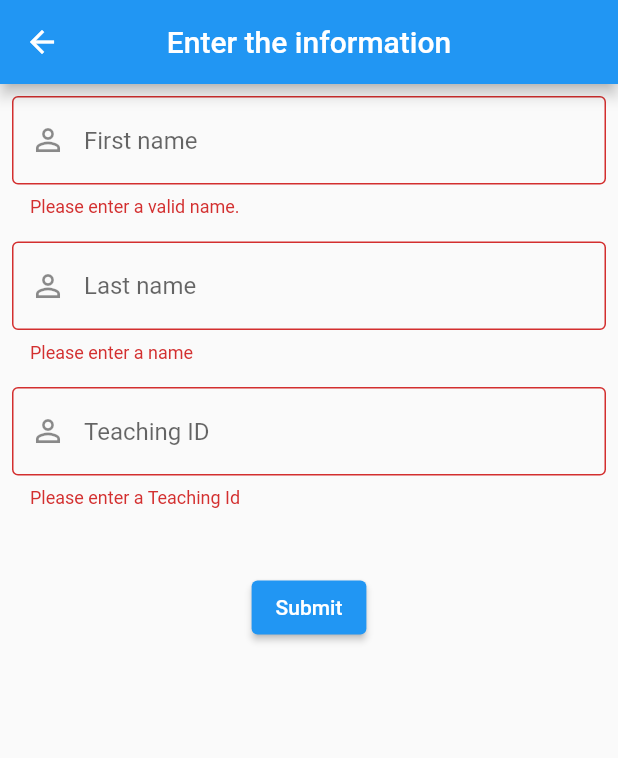
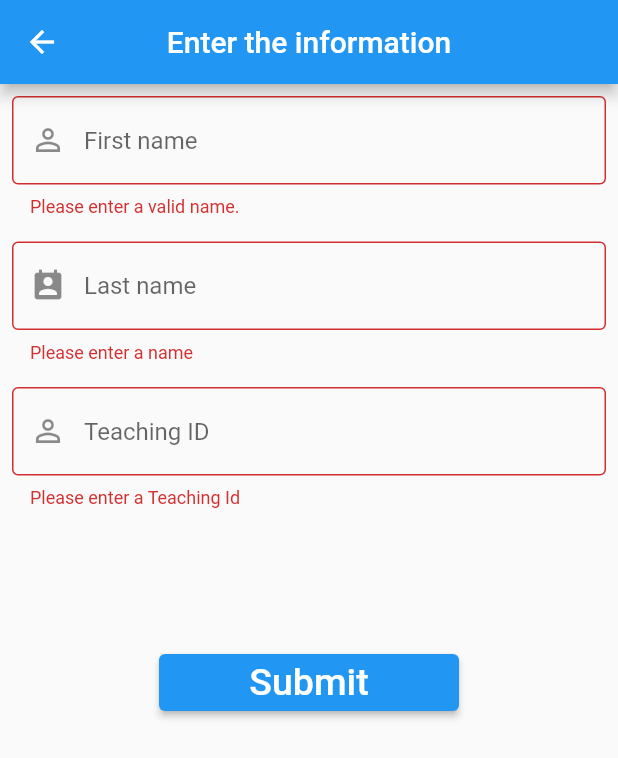
Before and after one commit to akshatpunjabi/chat_demonstration, a Flutter app: the InstructorInfoScreen screen opened directly, after a tap on "Submit", on a phone screen of 412 x 824 dp. Shown: the top 758 px of the screen. Run offline on Flutter 3.47's test engine with Material 2 defaults, Android fonts, the phone set to English and light mode, and no system bars; our stand-ins replace camera, cloud_firestore, file_picker, firebase_auth, firebase_core, firebase_storage and 4 more; missing offline and left inert: agora_rtc_engine, tflite; accounts and stored records are empty; project files that could hold a hidden picture were left out.

Commit message:
Bug Free also

```diff
--- a/lib/main.dart
+++ b/lib/main.dart
@@ -1,10 +1,11 @@
 import 'package:camera/camera.dart';
+import 'package:chat_demonstration/screens/teams_screen.dart';
 import 'package:chat_demonstration/screens/welcome_screen.dart';
 import 'package:firebase_auth/firebase_auth.dart';
 import 'package:firebase_core/firebase_core.dart';
 import 'package:flutter/material.dart';
 
-import 'screens/home.dart';
+import 'screens/exam_home_page.dart';
 
 List<CameraDescription> cameras;
 
@@ -38,7 +39,7 @@ class _MyAppState extends State<MyApp> {
   @override
   Widget build(BuildContext context) {
     return MaterialApp(
-      home: user != null ? WelcomeScreen() : WelcomeScreen(),
+      home: user != null ? TeamsPage() : WelcomeScreen(),
       routes: {
         HomePage.id: (context) => HomePage(cameras),
       },
--- a/lib/screens/instructor_info_screen.dart
+++ b/lib/screens/instructor_info_screen.dart
@@ -87,7 +87,7 @@ class _InstructorInfoScreenState extends State<InstructorInfoScreen> {
                       borderSide: BorderSide(color: Colors.blue),
                     ),
                     counterText: '',
-                    prefixIcon: Icon(Icons.perm_identity),
+                    prefixIcon: Icon(Icons.perm_contact_cal),
                     prefixStyle: TextStyle(
                       fontSize: 20,
                       color: Color(0xFF7E808C),
@@ -135,29 +135,47 @@ class _InstructorInfoScreenState extends State<InstructorInfoScreen> {
                   },
                 ),
               ),
-              Text(
+              Card(
+                elevation: 10,
+                color: Colors.transparent,
+                child: Text(
                   widget.email,
                   style: TextStyle(
                     color: Colors.black,
-                  fontSize: 15,
+                    fontSize: 30,
+                  ),
                 ),
               ),
               Padding(
+                padding: const EdgeInsets.all(30.0),
+                child: SizedBox(
+                  height: 70,
+                  width: 200,
+                  child: Padding(
                     padding: const EdgeInsets.symmetric(vertical: 16.0),
                     child: ElevatedButton(
                       onPressed: () async {
                         // Validate returns true if the form is valid, or false otherwise.
                         if (_formKey.currentState.validate()) {
-                      // If the form is valid, display a snackbar. In the real world,
-                      // you'd often call a server or save the information in a database.
-                      ScaffoldMessenger.of(context).showSnackBar(
-                          SnackBar(content: Text('Processing Data')));
+                          ScaffoldMessenger.of(context).showSnackBar(SnackBar(
+                              duration: Duration(seconds: 2),
+                              content: Text('Processing Data')));
                           await updateUserData();
-                      Navigator.pushReplacement(context,
-                          MaterialPageRoute(builder: (context) => TeamsPage()));
+                          Navigator.push(
+                              context,
+                              MaterialPageRoute(
+                                builder: (context) => TeamsPage(),
+                              ));
                         }
                       },
-                  child: Text('Submit'),
+                      child: Text(
+                        'Submit',
+                        style: TextStyle(
+                          fontSize: 25,
+                        ),
+                      ),
+                    ),
+                  ),
                 ),
               ),
             ],
--- a/lib/screens/notes_page.dart
+++ b/lib/screens/notes_page.dart
@@ -47,6 +47,10 @@ class _NotesPageState extends State<NotesPage> {
     docref.update({
       widget.subjectName: FieldValue.arrayUnion([url])
     });
+    Fluttertoast.showToast(
+      msg: "Upload Successful!",
+      toastLength: Toast.LENGTH_SHORT,
+    );
   }
 
   @override
--- a/lib/screens/welcome_screen.dart
+++ b/lib/screens/welcome_screen.dart
@@ -16,7 +16,7 @@ class WelcomeScreen extends StatelessWidget {
               height: MediaQuery.of(context).size.height,
               width: MediaQuery.of(context).size.width,
               child: Image.asset(
-                'images/2.jpg',
+                'images/welcome.jpg',
                 fit: BoxFit.fill,
               )),
           Scaffold(
```
Also changed, not shown: lib/screens/assignment_page.dart (+7 -2 lines), lib/screens/chat_screen.dart (+18 -3 lines), lib/screens/exam_home_page.dart (renamed from lib/screens/home.dart, +1 -14 lines), lib/screens/home_screen.dart (deleted, +0 -8 lines), lib/screens/subject_page.dart (+26 -1 lines), lib/screens/teams_screen.dart (+8 -1 lines), lib/screens/user_list.dart (added, +121 -0 lines), images/chat.jpg (added), images/coa.jpg (deleted), images/dbs.jpg (deleted), images/dsa.jpg (deleted), images/dsd.jpg (deleted), images/myclass.png, images/ost.jpg (deleted), 2 more files, 1 other file. Lines whose indentation alone changed are shown as unchanged.
